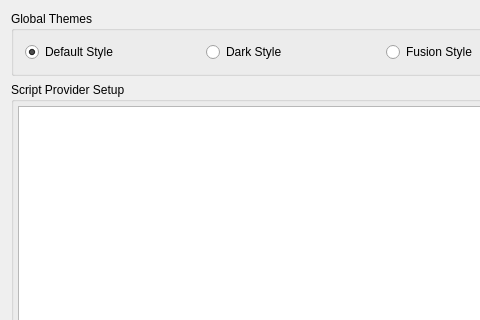
This is products/RAT-STATS/rstats_ui/src/UIRStatsSettingsManager.ui in cbtek/RStats2017 as Qt 5 draws it before an edit; both pictures show x 0 to 480 and y 0 to 320 of the 586 by 434 pixel window. The edited form follows.
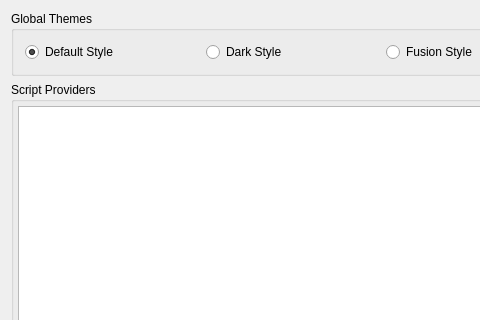
This is the edited form.

Patch:
```diff
--- a/products/RAT-STATS/rstats_ui/src/UIRStatsSettingsManager.ui
+++ b/products/RAT-STATS/rstats_ui/src/UIRStatsSettingsManager.ui
@@ -62,7 +62,7 @@
    <item>
     <widget class="QGroupBox" name="verticalGroupBox_2">
      <property name="title">
-      <string>Script Provider Setup</string>
+      <string>Script Providers</string>
      </property>
      <layout class="QVBoxLayout" name="verticalLayout_2">
       <property name="leftMargin">
```
